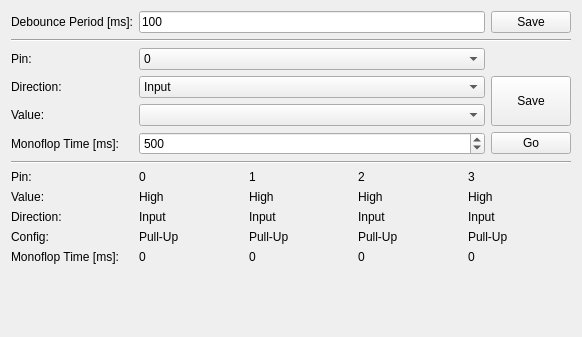
Above: src/brickv/plugin_system/plugins/io4/ui/io4.ui from Tinkerforge/brickv before the change. Below: the same form after it.
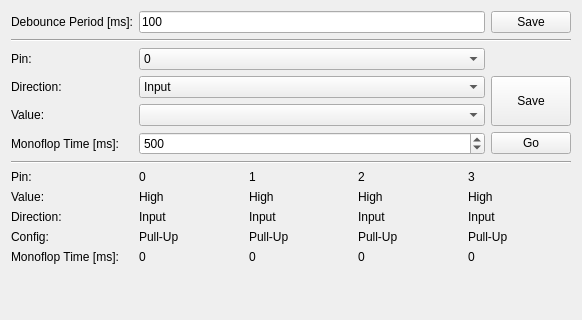
That is the form after the change.

Commit message: Set size hint height for bottom most spacer items to 0

```diff
--- a/src/brickv/plugin_system/plugins/io4/ui/io4.ui
+++ b/src/brickv/plugin_system/plugins/io4/ui/io4.ui
@@ -7,7 +7,7 @@
     <x>0</x>
     <y>0</y>
     <width>582</width>
-    <height>337</height>
+    <height>320</height>
    </rect>
   </property>
   <property name="windowTitle">
@@ -342,7 +342,7 @@
      <property name="sizeHint" stdset="0">
       <size>
        <width>20</width>
-       <height>14</height>
+       <height>0</height>
       </size>
      </property>
     </spacer>
```
The commit also changes 16 other files.
